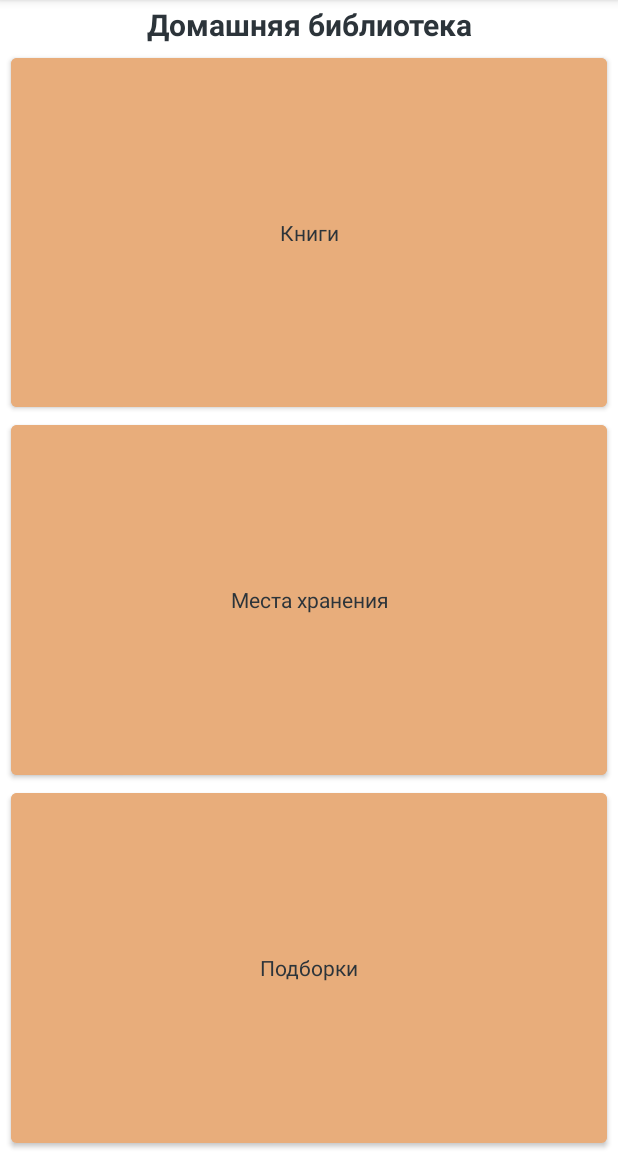
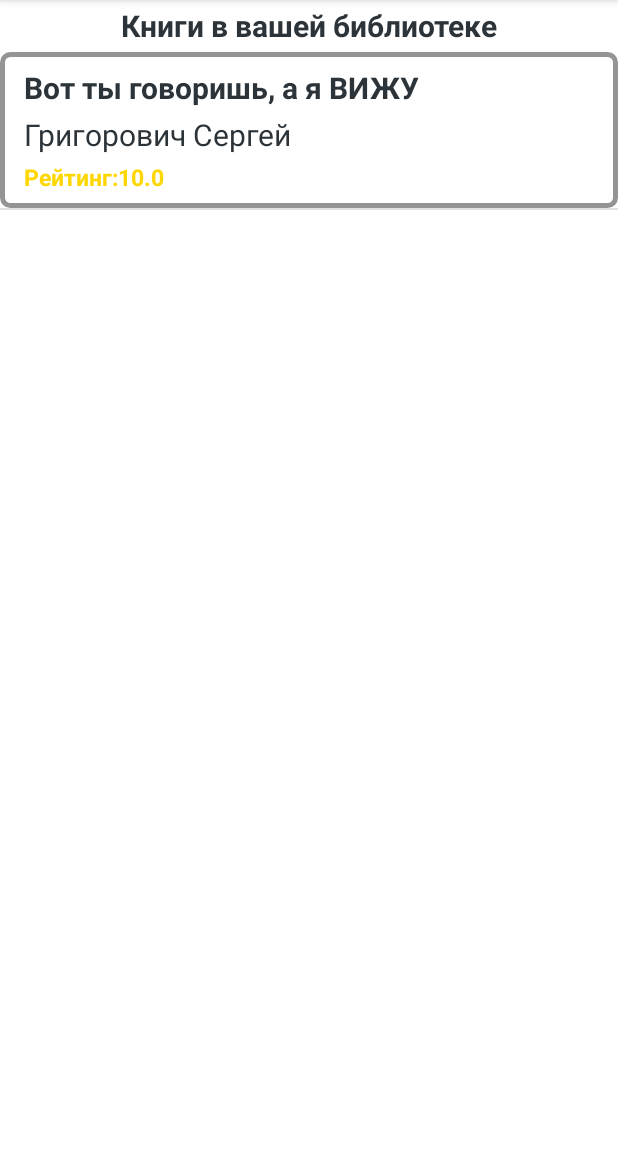
Before and after one commit to ilookhandsometoday/library, an Android app: the screen it shows after launch (MainActivity before the commit, BooksActivity after it), after a tap on "Книги", on a phone screen of 412 x 824 dp, the part 84-1236 px from its top. Run offline under Robolectric (Android 15) with nearby library versions, the phone set to English and light mode, and no system bars; our stand-ins replace Room's generated code.

Commit message:
Implement fetching data from db

```diff
--- a/app/src/main/AndroidManifest.xml
+++ b/app/src/main/AndroidManifest.xml
@@ -16,6 +16,9 @@
                 <category android:name="android.intent.category.LAUNCHER" />
             </intent-filter>
         </activity>
+        <activity android:name=".books_view.BooksActivity">
+
+        </activity>
     </application>
 
 </manifest>
--- a/app/src/main/java/com/ham/library/MainActivity.java
+++ b/app/src/main/java/com/ham/library/MainActivity.java
@@ -2,10 +2,14 @@ package com.ham.library;
 
 import androidx.appcompat.app.AppCompatActivity;
 
+import android.content.Intent;
 import android.os.Bundle;
 
 import android.view.View;
 import android.widget.Button;
+
+import com.ham.library.books_view.BooksActivity;
+
 public class MainActivity extends AppCompatActivity {
 
     @Override
@@ -17,7 +21,7 @@ public class MainActivity extends AppCompatActivity {
         books_button.setOnClickListener(new View.OnClickListener() {
             @Override
             public void onClick(View v) {
-
+                showBooksActivity();
             }
         });
 
@@ -25,7 +29,6 @@ public class MainActivity extends AppCompatActivity {
         storage_button.setOnClickListener(new View.OnClickListener() {
             @Override
             public void onClick(View v) {
-
             }
         });
 
@@ -37,4 +40,9 @@ public class MainActivity extends AppCompatActivity {
             }
         });
     }
+
+    private void showBooksActivity(){
+        Intent intent = new Intent(this, BooksActivity.class);
+        startActivity(intent);
+    }
 }
--- /dev/null
+++ b/app/src/main/java/com/ham/library/books_view/BooksActivity.java
@@ -0,0 +1,112 @@
+package com.ham.library.books_view;
+
+import android.content.ClipData;
+import android.content.Context;
+import android.os.Bundle;
+import android.view.LayoutInflater;
+import android.view.View;
+import android.view.ViewGroup;
+import android.widget.LinearLayout;
+import android.widget.TextView;
+import android.widget.ToggleButton;
+
+import androidx.annotation.NonNull;
+import androidx.annotation.Nullable;
+import androidx.lifecycle.Observer;
+import androidx.recyclerview.widget.DividerItemDecoration;
+import androidx.recyclerview.widget.LinearLayoutManager;
+import androidx.recyclerview.widget.RecyclerView;
+
+import com.ham.library.BaseActivity;
+import com.ham.library.R;
+import com.ham.library.dao.entity.BookEntity;
+import com.ham.library.dao.model.Book;
+
+import org.jetbrains.annotations.NotNull;
+
+import java.util.ArrayList;
+import java.util.List;
+
+
+public class BooksActivity extends BaseActivity {
+    private RecyclerView booksRecyclerView;
+    private ItemAdapter adapter;
+
+    @Override
+    protected void onCreate(@Nullable Bundle savedInstanceState) {
+        super.onCreate(savedInstanceState);
+        setContentView(R.layout.activity_books);
+
+        this.booksRecyclerView = findViewById(R.id.booksRecyclerView);
+        this.booksRecyclerView.setLayoutManager(new LinearLayoutManager(this));
+        this.booksRecyclerView.addItemDecoration(new DividerItemDecoration(this, LinearLayoutManager.VERTICAL));
+        this.adapter = new ItemAdapter();
+        this.booksRecyclerView.setAdapter(this.adapter);
+
+        initData();
+    }
+
+    public void initData(){
+        this.mainViewModel.getBooks().observe(this, new Observer<List<BookEntity>>(){
+
+            @Override
+            public void onChanged(List<BookEntity> bookEntities) {
+                ArrayList<Book> booksFromBD = new ArrayList<>();
+                for (BookEntity listEntity : bookEntities) {
+                    booksFromBD.add(new Book(listEntity.id, listEntity.title, listEntity.author, listEntity.rating));
+                }
+                adapter.setDataList(booksFromBD);
+            }
+        });
+    }
+
+    public final static class ItemAdapter extends RecyclerView.Adapter<RecyclerView.ViewHolder>{
+        private ArrayList<Book> dataList = new ArrayList<>();
+
+        public static class ViewHolder extends RecyclerView.ViewHolder{
+            private TextView name;
+            private TextView author;
+            private TextView rating;
+            public ViewHolder(View itemView){
+                super(itemView);
+                this.name = itemView.findViewById(R.id.ItemBookName);
+                this.author = itemView.findViewById(R.id.ItemBookAuthor);
+                this.rating = itemView.findViewById(R.id.ItemBookRating);
+            }
+
+            public void bind(final Book data){
+                this.name.setText(data.getTitle());
+                this.author.setText(data.getAuthor());
+                this.rating.setText("Рейтинг:" + data.getRating());
+            }
+        }
+
+        public void setDataList(ArrayList<Book> dataList) {
+            this.dataList = new ArrayList<>();
+            if (dataList != null) {
+                this.dataList.addAll(dataList);
+            }
+            notifyDataSetChanged();
+        }
+
+        @NonNull
+        @Override
+        public RecyclerView.ViewHolder onCreateViewHolder(@NonNull ViewGroup parent, int viewType) {
+            Context context = parent.getContext();
+            LayoutInflater inflater = LayoutInflater.from(context);
+            View contactView = inflater.inflate(R.layout.book_item_layout, parent, false);
+            return new ViewHolder(contactView);
+        }
+
+        @Override
+        public void onBindViewHolder(@NonNull @NotNull RecyclerView.ViewHolder holder, int position) {
+            Book data = this.dataList.get(position);
+            ((ViewHolder) holder).bind(data);
+        }
+
+        @Override
+        public int getItemCount() {
+            return dataList.size();
+        }
+    }
+}
--- /dev/null
+++ b/app/src/main/res/layout/activity_books.xml
@@ -0,0 +1,25 @@
+<?xml version="1.0" encoding="utf-8"?>
+<LinearLayout
+    xmlns:android="http://schemas.android.com/apk/res/android"
+    xmlns:tools="http://schemas.android.com/tools"
+    android:layout_width="match_parent"
+    android:layout_height="match_parent"
+    android:orientation="vertical"
+    android:weightSum="100">
+
+    <TextView
+        android:id="@+id/books_activity_title"
+        style="@style/Theme.Library.BigLabel"
+        android:layout_width="match_parent"
+        android:layout_height="wrap_content"
+        android:gravity="center"
+        android:text="@string/books_activity_title"
+        android:layout_weight="1"/>
+
+    <androidx.recyclerview.widget.RecyclerView
+        android:id="@+id/booksRecyclerView"
+        android:layout_width="match_parent"
+        android:layout_height="0dp"
+        android:layout_weight="79"
+        tools:listitem="@layout/book_item_layout" />
+</LinearLayout>
--- a/app/src/main/res/values/strings.xml
+++ b/app/src/main/res/values/strings.xml
@@ -4,4 +4,5 @@
     <string name="main_menu_books_button">Книги</string>
     <string name="main_menu_storage_button">Места хранения</string>
     <string name="main_menu_compilation_button">Подборки</string>
+    <string name="books_activity_title">Книги в вашей библиотеке</string>
 </resources>
```
